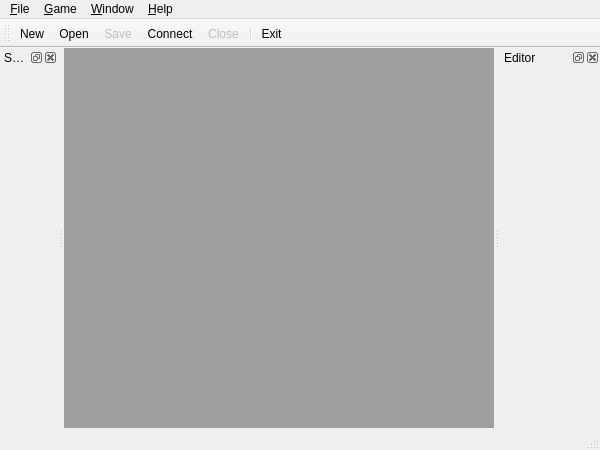
The window that client/mainwindow.ui (jkdoug/mudder) describes before a commit, drawn with Qt 5.
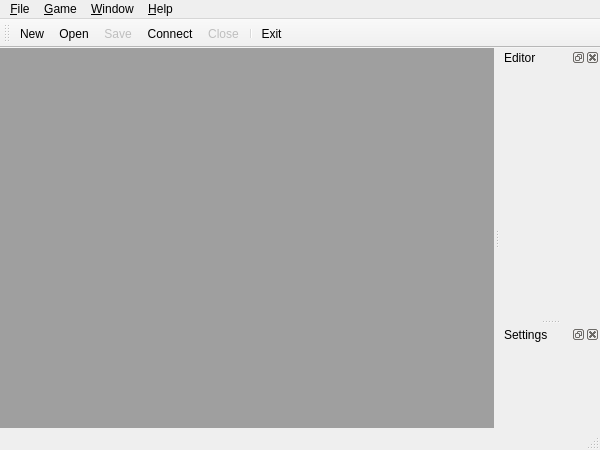
The same window after the commit. Icons and pictures are not drawn.

Commit message: Missed this file two commits ago

Diff of the .ui file:
```diff
--- a/client/mainwindow.ui
+++ b/client/mainwindow.ui
@@ -162,7 +162,7 @@
     <string>Settings</string>
    </property>
    <attribute name="dockWidgetArea">
-    <number>1</number>
+    <number>2</number>
    </attribute>
    <widget class="QWidget" name="settings"/>
   </widget>
```
Left out of the diff: 17 changed lines with no effect on the pictures.
